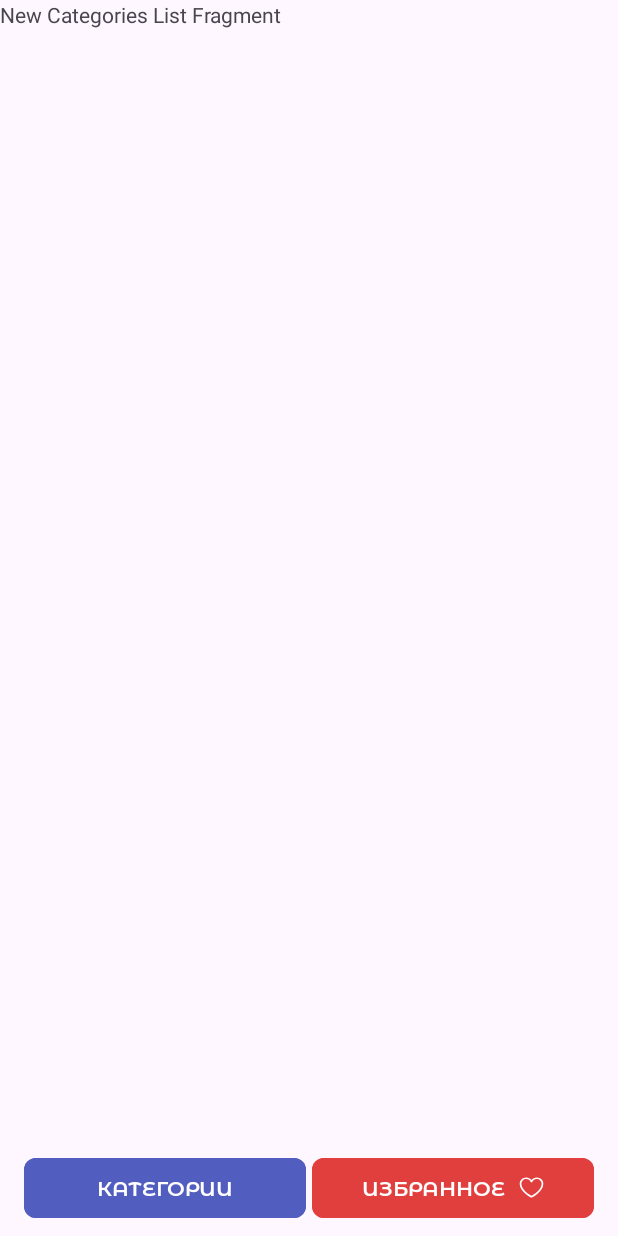
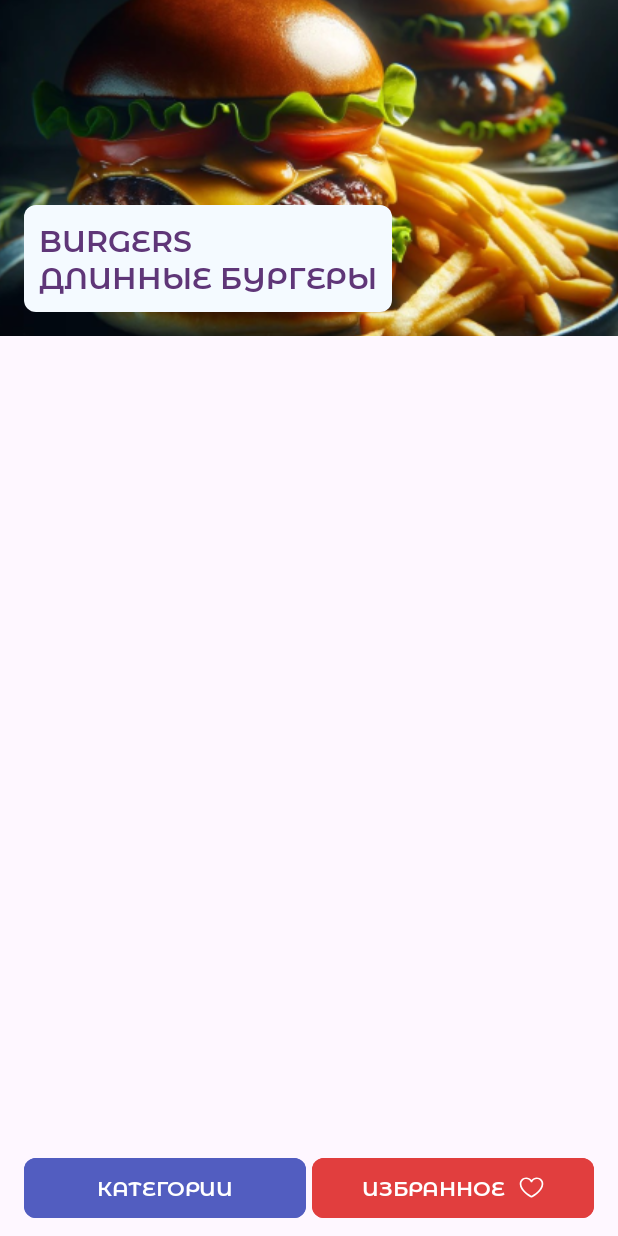
Before and after one commit to 4meech/RecipeApp, an Android app: the screen it shows after launch (MainActivity), on a phone screen of 412 x 824 dp. Run offline under Robolectric (Android 15) with nearby library versions, the phone set to English and light mode, and no system bars.

Commit message:
RA-07-01: header layout and basic layout for RecyclerView view implemented

```diff
--- /dev/null
+++ b/app/src/main/res/drawable/shape_rounded_header_title.xml
@@ -0,0 +1,6 @@
+<?xml version="1.0" encoding="utf-8"?>
+<shape xmlns:android="http://schemas.android.com/apk/res/android">
+    <solid android:color="@color/common_background_color"></solid>
+    <corners android:radius="@dimen/main_space_half_8"></corners>
+
+</shape>
--- a/app/src/main/res/layout/fragment_list_categories.xml
+++ b/app/src/main/res/layout/fragment_list_categories.xml
@@ -1,15 +1,54 @@
 <?xml version="1.0" encoding="utf-8"?>
-<androidx.constraintlayout.widget.ConstraintLayout xmlns:android="http://schemas.android.com/apk/res/android"
+<LinearLayout xmlns:android="http://schemas.android.com/apk/res/android"
     xmlns:app="http://schemas.android.com/apk/res-auto"
+    xmlns:tools="http://schemas.android.com/tools"
     android:layout_width="match_parent"
     android:layout_height="match_parent"
-    android:backgroundTint="@color/common_background_color">
+    android:backgroundTint="@color/common_background_color"
+    android:orientation="vertical">
 
-    <TextView
+    <androidx.constraintlayout.widget.ConstraintLayout
+        android:layout_width="match_parent"
+        android:layout_height="@dimen/dim_224">
+
+        <ImageView
+            android:id="@+id/ivHeader"
+            android:layout_width="wrap_content"
+            android:layout_height="wrap_content"
+            android:contentDescription="Header Image"
+            android:scaleType="center"
+            app:layout_constraintEnd_toEndOf="parent"
+            app:layout_constraintStart_toStartOf="parent"
+            app:layout_constraintTop_toTopOf="parent"
+            app:srcCompat="@drawable/burger" />
+
+        <TextView
+            style="@style/StyleHeaderTextTitle"
+            android:id="@+id/tvHeaderTitle"
+            android:layout_width="wrap_content"
+            android:layout_height="wrap_content"
+            android:layout_marginStart="@dimen/main_space_16"
+            android:layout_marginBottom="@dimen/main_space_16"
+            android:padding="@dimen/dim_10"
+            android:background="@drawable/shape_rounded_header_title"
+            android:text="burgers\nдлинные бургеры"
+            app:layout_constraintBottom_toBottomOf="parent"
+            app:layout_constraintStart_toStartOf="parent" />
+
+
+    </androidx.constraintlayout.widget.ConstraintLayout>
+
+    <androidx.recyclerview.widget.RecyclerView
+        android:id="@+id/rvCategories"
         android:layout_width="match_parent"
         android:layout_height="match_parent"
-        android:text="New Categories List Fragment"
-        app:layout_constraintBottom_toBottomOf="parent" />
+        android:layout_marginTop="@dimen/main_space_16"
+        android:layout_marginHorizontal="@dimen/main_space_half_8"
+        android:layout_marginVertical="@dimen/main_space_half_8"
+        tools:itemCount="6"
+        app:spanCount="2"
+        app:layoutManager="androidx.recyclerview.widget.GridLayoutManager"
+        />
 
 
-</androidx.constraintlayout.widget.ConstraintLayout>
+</LinearLayout>
--- a/app/src/main/res/values/colors.xml
+++ b/app/src/main/res/values/colors.xml
@@ -5,4 +5,5 @@
     <color name="button_category_color">#525DC0</color>
     <color name="button_fav_color">#E13E3E</color>
     <color name="common_background_color">#F4FAFF</color>
+    <color name="header_text_color">#5F3678</color>
 </resources>
--- a/app/src/main/res/values/dimens.xml
+++ b/app/src/main/res/values/dimens.xml
@@ -1,6 +1,8 @@
 <?xml version="1.0" encoding="utf-8"?>
 <resources>
     <dimen name="text_size_14">14sp</dimen>
+    <dimen name="text_size_20">20sp</dimen>
+
 
     <dimen name="main_space_16">16dp</dimen>
     <dimen name="main_space_half_8">8dp</dimen>
@@ -8,5 +10,6 @@
     <dimen name="dim_2">2dp</dimen>
     <dimen name="dim_4">4dp</dimen>
     <dimen name="dim_10">10dp</dimen>
+    <dimen name="dim_224">224dp</dimen>
 
 </resources>
--- a/app/src/main/res/values/styles.xml
+++ b/app/src/main/res/values/styles.xml
@@ -13,4 +13,11 @@
         <item name="android:paddingHorizontal">@dimen/dim_10</item>
         <item name="cornerRadius">@dimen/main_space_half_8</item>
     </style>
+
+    <style name="StyleHeaderTextTitle" parent="TextAppearance.AppCompat">
+        <item name="fontFamily">@font/montserrat_alternates_semi_bold</item>
+        <item name="android:textSize">@dimen/text_size_20</item>
+        <item name="android:textColor">@color/header_text_color</item>
+        <item name="android:textAllCaps">true</item>
+    </style>
 </resources>
```
Also changed, not shown: app/src/main/res/layout/item_category.xml (added, +42 -0 lines), app/src/main/res/drawable/burger.png (added), app/src/main/res/drawable/dessert.png (added), app/src/main/res/drawable/fish.png (added), app/src/main/res/drawable/pizza.png (added), app/src/main/res/drawable/salad.png (added), app/src/main/res/drawable/soup.png (added).
